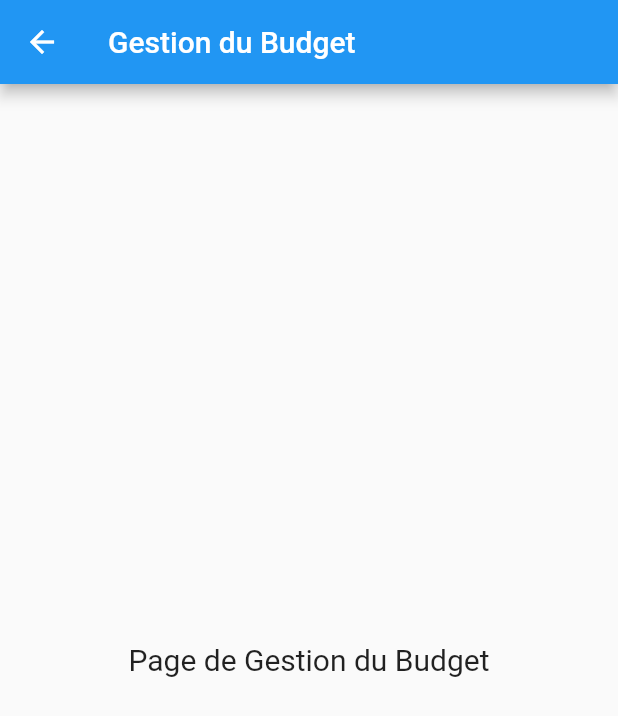
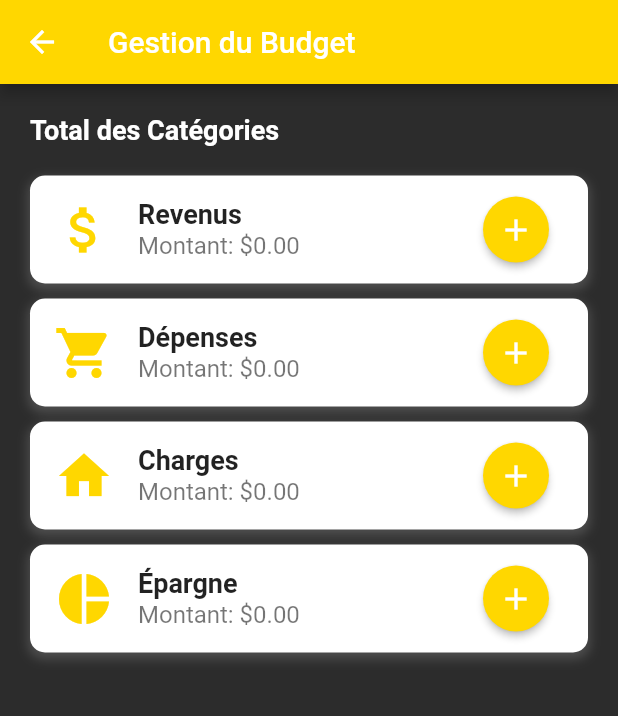
Before and after one commit to naoufal-mft/EconomiZ, a Flutter app: the BudgetPage screen opened directly, on a phone screen of 412 x 824 dp. Shown: the top 716 px of the screen. Run offline on Flutter 3.47's test engine with Material 2 defaults, Android fonts, the phone set to English and light mode, and no system bars.

Commit message:
feat(Création de la page d'insertion): page contenant un formulaire pour l'ajout des informations necessaires pour la gestion du budget

```diff
--- a/lib/budget_page.dart
+++ b/lib/budget_page.dart
@@ -1,18 +1,204 @@
 import 'package:flutter/material.dart';
 
-class BudgetPage extends StatelessWidget {
+class BudgetPage extends StatefulWidget {
+  @override
+  _BudgetPageState createState() => _BudgetPageState();
+}
+
+class _BudgetPageState extends State<BudgetPage> {
+  Map<String, double> categoryAmounts = {
+    'Revenus': 0.0,
+    'Dépenses': 0.0,
+    'Charges': 0.0,
+    'Épargne': 0.0,
+  };
+
+  void addAmountToCategory(String categoryName, double amount) {
+    setState(() {
+      categoryAmounts.update(categoryName, (value) => value + amount);
+    });
+  }
+
   @override
   Widget build(BuildContext context) {
     return Scaffold(
       appBar: AppBar(
         title: Text('Gestion du Budget'),
+        backgroundColor: Color(0xFFFFD700),
       ),
-      body: Center(
-        child: Text(
-          'Page de Gestion du Budget',
-          style: TextStyle(fontSize: 20.0),
+      backgroundColor: Color(0xFF2C2C2C), // Couleur de fond sombre
+      body: SingleChildScrollView(
+        child: Column(
+          crossAxisAlignment: CrossAxisAlignment.stretch,
+          children: [
+            Padding(
+              padding: EdgeInsets.all(20.0),
+              child: Text(
+                'Total des Catégories',
+                style: TextStyle(
+                  fontSize: 18.0,
+                  fontWeight: FontWeight.bold,
+                  color: Colors.white, // Couleur du texte en blanc
+                ),
+              ),
+            ),
+            Padding(
+              padding: EdgeInsets.symmetric(horizontal: 20.0),
+              child: Column(
+                children: [
+                  CategoryItem(
+                    categoryName: 'Revenus',
+                    amount: categoryAmounts['Revenus']!,
+                    icon: Icons.attach_money,
+                    onAddAmount: (amount) {
+                      addAmountToCategory('Revenus', amount);
+                    },
+                  ),
+                  SizedBox(height: 10.0),
+                  CategoryItem(
+                    categoryName: 'Dépenses',
+                    amount: categoryAmounts['Dépenses']!,
+                    icon: Icons.shopping_cart,
+                    onAddAmount: (amount) {
+                      addAmountToCategory('Dépenses', amount);
+                    },
+                  ),
+                  SizedBox(height: 10.0),
+                  CategoryItem(
+                    categoryName: 'Charges',
+                    amount: categoryAmounts['Charges']!,
+                    icon: Icons.home,
+                    onAddAmount: (amount) {
+                      addAmountToCategory('Charges', amount);
+                    },
+                  ),
+                  SizedBox(height: 10.0),
+                  CategoryItem(
+                    categoryName: 'Épargne',
+                    amount: categoryAmounts['Épargne']!,
+                    icon: Icons.pie_chart,
+                    onAddAmount: (amount) {
+                      addAmountToCategory('Épargne', amount);
+                    },
+                  ),
+                ],
+              ),
+            ),
+          ],
         ),
       ),
     );
   }
 }
+
+class CategoryItem extends StatelessWidget {
+  final String categoryName;
+  final double amount;
+  final IconData icon;
+  final Function(double) onAddAmount;
+
+  CategoryItem({
+    required this.categoryName,
+    required this.amount,
+    required this.icon,
+    required this.onAddAmount,
+  });
+
+  @override
+  Widget build(BuildContext context) {
+    return Container(
+      decoration: BoxDecoration(
+        color: Colors.white,
+        borderRadius: BorderRadius.circular(10.0),
+        boxShadow: [
+          BoxShadow(
+            color: Colors.grey.withOpacity(0.3),
+            spreadRadius: 1,
+            blurRadius: 5,
+            offset: Offset(0, 3),
+          ),
+        ],
+      ),
+      child: ListTile(
+        leading: Icon(
+          icon,
+          size: 40.0,
+          color: Color(0xFFFFD700), // Couleur de l'icône en or
+        ),
+        title: Text(
+          categoryName,
+          style: TextStyle(
+            fontSize: 18.0,
+            fontWeight: FontWeight.bold,
+          ),
+        ),
+        subtitle: Text(
+          'Montant: \$${amount.toStringAsFixed(2)}',
+          style: TextStyle(fontSize: 16.0),
+        ),
+        trailing: ElevatedButton(
+          onPressed: () {
+            showDialog(
+              context: context,
+              builder: (context) => AmountDialog(
+                onAddAmount: onAddAmount,
+              ),
+            );
+          },
+          style: ElevatedButton.styleFrom(
+            primary: Color(0xFFFFD700),
+            shape: CircleBorder(),
+            padding: EdgeInsets.all(10.0),
+          ),
+          child: Icon(
+            Icons.add,
+            color: Colors.white,
+          ),
+        ),
+      ),
+    );
+  }
+}
+
+class AmountDialog extends StatefulWidget {
+  final Function(double) onAddAmount;
+
+  AmountDialog({required this.onAddAmount});
+
+  @override
+  _AmountDialogState createState() => _AmountDialogState();
+}
+
+class _AmountDialogState extends State<AmountDialog> {
+  TextEditingController amountController = TextEditingController();
+
+  @override
+  Widget build(BuildContext context) {
+    return AlertDialog(
+      title: Text('Ajouter un Montant'),
+      content: TextField(
+        controller: amountController,
+        keyboardType: TextInputType.number,
+        decoration: InputDecoration(
+          labelText: 'Montant',
+        ),
+      ),
+      actions: [
+        TextButton(
+          onPressed: () {
+            double amount = double.tryParse(amountController.text) ?? 0.0;
+            widget.onAddAmount(amount);
+            Navigator.pop(context);
+          },
+          child: Text('Ajouter'),
+        ),
+        TextButton(
+          onPressed: () {
+            Navigator.pop(context);
+          },
+          child: Text('Annuler'),
+        ),
+      ],
+    );
+  }
+}
--- a/lib/login_page.dart
+++ b/lib/login_page.dart
@@ -1,11 +1,12 @@
 import 'package:flutter/material.dart';
 import 'registration_page.dart';
+import 'budget_page.dart';
 
 class CustomLoginPage extends StatelessWidget {
   @override
   Widget build(BuildContext context) {
     return Scaffold(
-      backgroundColor: Colors.blueGrey[900],
+      backgroundColor: Color(0xFF2C2C2C),
       body: SafeArea(
         child: Padding(
           padding: EdgeInsets.all(20.0),
@@ -23,6 +24,7 @@ class CustomLoginPage extends StatelessWidget {
                 ),
               ),
               SizedBox(height: 20.0),
+
               TextField(
                 decoration: InputDecoration(
                   labelText: 'Nom d\'utilisateur',
@@ -68,7 +70,7 @@ class CustomLoginPage extends StatelessWidget {
                   Navigator.push(
                     context,
                     MaterialPageRoute(
-                      builder: (context) => RegistrationPage(),
+                      builder: (context) => BudgetPage(),
                     ),
                   );
                 },
--- a/lib/main.dart
+++ b/lib/main.dart
@@ -1,6 +1,7 @@
 import 'package:flutter/material.dart';
 import 'login_page.dart';
 import 'registration_page.dart';
+import 'budget_page.dart';
 
 void main() {
   runApp(MyApp());
--- a/lib/registration_page.dart
+++ b/lib/registration_page.dart
@@ -48,6 +48,7 @@ class _RegistrationPageState extends State<RegistrationPage> with SingleTickerPr
         title: Text('Inscription'),
         backgroundColor: Color(0xFFFFD700), // Couleur dorée
       ),
+      backgroundColor: Color(0xFF2C2C2C), // Couleur de fond sombre
       body: SingleChildScrollView(
         child: Padding(
           padding: EdgeInsets.all(20.0),
```
Also changed, not shown: assets/appLogo.png (added), assets/logo.png (deleted).
